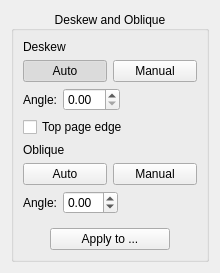
This is src/core/filters/deskew/OptionsWidget.ui in 2ndmax/scantailor-ocr as Qt 5 draws it before an edit. The edited form follows.
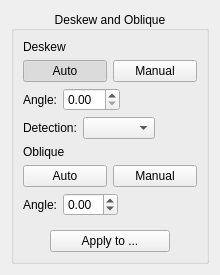
This is the edited form. Custom widgets are drawn as their Qt base class.

Commit message: Deskew: detection method per page

The edit to the form file:
```diff
--- a/src/core/filters/deskew/OptionsWidget.ui
+++ b/src/core/filters/deskew/OptionsWidget.ui
@@ -95,17 +95,35 @@
        </layout>
       </item>
       <item>
-       <widget class="QCheckBox" name="topEdgeCheckBox">
-        <property name="toolTip">
-         <string>Use the top page edge for deskew (recommended for book scans with dark background).</string>
-        </property>
-        <property name="text">
-         <string>Top page edge</string>
-        </property>
-        <property name="checked">
-         <bool>false</bool>
-        </property>
-       </widget>
+       <layout class="QHBoxLayout" name="detectionLayout">
+        <item>
+         <widget class="QLabel" name="detectionLabel">
+          <property name="text">
+           <string>Detection:</string>
+          </property>
+         </widget>
+        </item>
+        <item>
+         <widget class="QComboBox" name="detectionComboBox">
+          <property name="toolTip">
+           <string>How Auto finds the angle of this page: from the lines of the content, or from the top edge of the page (recommended for book scans with a dark background).</string>
+          </property>
+         </widget>
+        </item>
+        <item>
+         <spacer>
+          <property name="orientation">
+           <enum>Qt::Horizontal</enum>
+          </property>
+          <property name="sizeHint" stdset="0">
+           <size>
+            <width>1</width>
+            <height>1</height>
+           </size>
+          </property>
+         </spacer>
+        </item>
+       </layout>
       </item>
       <item>
        <widget class="SectionHeading" name="obliqueModeLabel">
```
Left out of the diff: 2 changed lines with no effect on the pictures. The commit also changes 26 other files.
